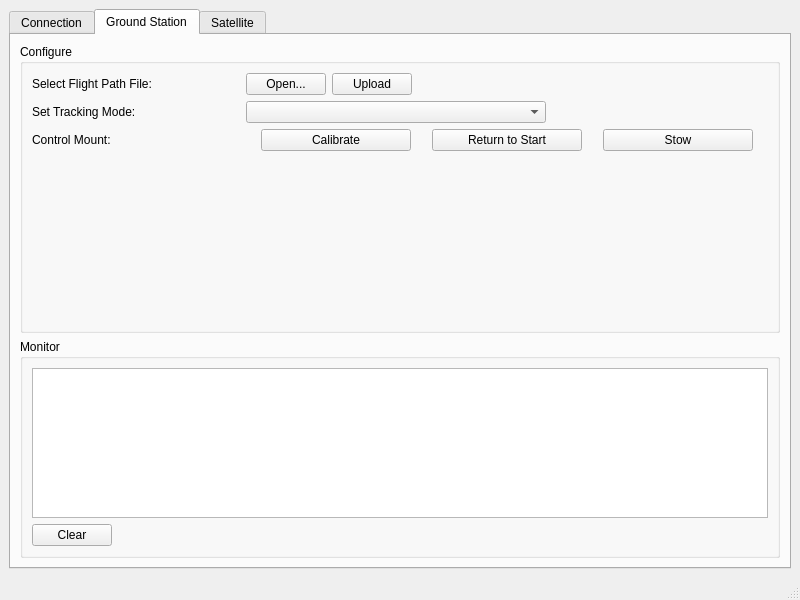
gvcallen/pqcom, file code/pqui/ui/MainWindow.ui: the form before one commit.
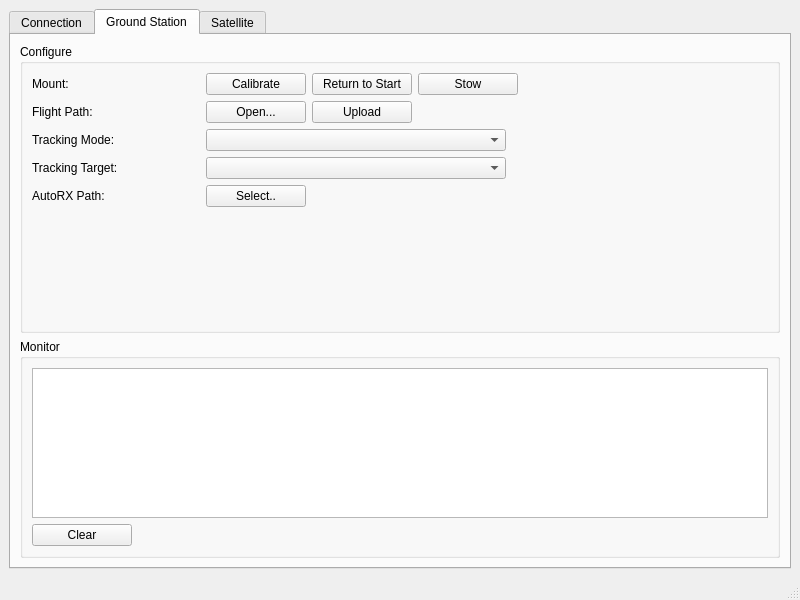
The form after the commit.

Patch:
```diff
--- a/code/pqui/ui/MainWindow.ui
+++ b/code/pqui/ui/MainWindow.ui
@@ -216,43 +216,118 @@
           <layout class="QVBoxLayout" name="verticalLayout_5">
            <item>
             <layout class="QGridLayout" name="gridLayout">
-             <item row="3" column="0">
+             <item row="0" column="0">
               <widget class="QLabel" name="label_5">
                <property name="text">
-                <string>Control Mount:</string>
-               </property>
-              </widget>
-             </item>
-             <item row="2" column="1">
-              <spacer name="horizontalSpacer_3">
-               <property name="orientation">
-                <enum>Qt::Horizontal</enum>
-               </property>
-               <property name="sizeHint" stdset="0">
-                <size>
-                 <width>40</width>
-                 <height>20</height>
-                </size>
-               </property>
-              </spacer>
-             </item>
-             <item row="2" column="2">
-              <widget class="QComboBox" name="trackModeCombo">
-               <property name="maximumSize">
-                <size>
-                 <width>300</width>
-                 <height>16777215</height>
-                </size>
-               </property>
-               <property name="currentText">
-                <string/>
+                <string>Mount:</string>
                </property>
               </widget>
              </item>
              <item row="0" column="2">
+              <layout class="QHBoxLayout" name="horizontalLayout_14">
+               <item>
+                <widget class="QPushButton" name="pushButton">
+                 <property name="minimumSize">
+                  <size>
+                   <width>100</width>
+                   <height>0</height>
+                  </size>
+                 </property>
+                 <property name="maximumSize">
+                  <size>
+                   <width>150</width>
+                   <height>16777215</height>
+                  </size>
+                 </property>
+                 <property name="text">
+                  <string>Calibrate</string>
+                 </property>
+                </widget>
+               </item>
+               <item>
+                <widget class="QPushButton" name="pushButton_2">
+                 <property name="minimumSize">
+                  <size>
+                   <width>100</width>
+                   <height>0</height>
+                  </size>
+                 </property>
+                 <property name="maximumSize">
+                  <size>
+                   <width>150</width>
+                   <height>16777215</height>
+                  </size>
+                 </property>
+                 <property name="text">
+                  <string>Return to Start</string>
+                 </property>
+                </widget>
+               </item>
+               <item>
+                <widget class="QPushButton" name="pushButton_3">
+                 <property name="minimumSize">
+                  <size>
+                   <width>100</width>
+                   <height>0</height>
+                  </size>
+                 </property>
+                 <property name="maximumSize">
+                  <size>
+                   <width>150</width>
+                   <height>16777215</height>
+                  </size>
+                 </property>
+                 <property name="text">
+                  <string>Stow</string>
+                 </property>
+                </widget>
+               </item>
+               <item>
+                <spacer name="horizontalSpacer_5">
+                 <property name="orientation">
+                  <enum>Qt::Horizontal</enum>
+                 </property>
+                 <property name="sizeHint" stdset="0">
+                  <size>
+                   <width>40</width>
+                   <height>20</height>
+                  </size>
+                 </property>
+                </spacer>
+               </item>
+              </layout>
+             </item>
+             <item row="6" column="0">
+              <widget class="QLabel" name="label_7">
+               <property name="text">
+                <string>AutoRX Path:</string>
+               </property>
+              </widget>
+             </item>
+             <item row="3" column="0">
+              <widget class="QLabel" name="label_3">
+               <property name="text">
+                <string>Tracking Mode:</string>
+               </property>
+              </widget>
+             </item>
+             <item row="5" column="0">
+              <widget class="QLabel" name="label_6">
+               <property name="text">
+                <string>Tracking Target:</string>
+               </property>
+              </widget>
+             </item>
+             <item row="1" column="2">
               <layout class="QHBoxLayout" name="horizontalLayout_13">
                <item>
                 <widget class="QPushButton" name="flightPathFileButton">
+                 <property name="minimumSize">
+                  <size>
+                   <width>100</width>
+                   <height>1</height>
+                  </size>
+                 </property>
                  <property name="maximumSize">
                   <size>
                    <width>16777215</width>
@@ -266,6 +341,12 @@
                </item>
                <item>
                 <widget class="QPushButton" name="groundStationUploadButton">
+                 <property name="minimumSize">
+                  <size>
+                   <width>100</width>
+                   <height>0</height>
+                  </size>
+                 </property>
                  <property name="text">
                   <string>Upload</string>
                  </property>
@@ -301,58 +382,74 @@
                </item>
               </layout>
              </item>
-             <item row="2" column="0">
-              <widget class="QLabel" name="label_3">
-               <property name="text">
-                <string>Set Tracking Mode:</string>
-               </property>
-              </widget>
-             </item>
-             <item row="0" column="0">
+             <item row="1" column="0">
               <widget class="QLabel" name="label_4">
                <property name="text">
-                <string>Select Flight Path File:</string>
+                <string>Flight Path:</string>
                </property>
               </widget>
              </item>
+             <item row="5" column="2">
+              <widget class="QComboBox" name="trackTargetCombo">
+               <property name="maximumSize">
+                <size>
+                 <width>300</width>
+                 <height>16777215</height>
+                </size>
+               </property>
+              </widget>
+             </item>
+             <item row="3" column="1">
+              <spacer name="horizontalSpacer_3">
+               <property name="orientation">
+                <enum>Qt::Horizontal</enum>
+               </property>
+               <property name="sizeHint" stdset="0">
+                <size>
+                 <width>40</width>
+                 <height>20</height>
+                </size>
+               </property>
+              </spacer>
+             </item>
              <item row="3" column="2">
-              <layout class="QHBoxLayout" name="horizontalLayout_14">
+              <widget class="QComboBox" name="trackModeCombo">
+               <property name="minimumSize">
+                <size>
+                 <width>100</width>
+                 <height>0</height>
+                </size>
+               </property>
+               <property name="maximumSize">
+                <size>
+                 <width>300</width>
+                 <height>16777215</height>
+                </size>
+               </property>
+               <property name="currentText">
+                <string/>
+               </property>
+              </widget>
+             </item>
+             <item row="6" column="2">
+              <layout class="QHBoxLayout" name="horizontalLayout_8">
                <item>
-                <widget class="QPushButton" name="pushButton">
+                <widget class="QPushButton" name="pushButton_4">
                  <property name="maximumSize">
                   <size>
-                   <width>150</width>
+                   <width>100</width>
                    <height>16777215</height>
                   </size>
                  </property>
                  <property name="text">
-                  <string>Calibrate</string>
+                  <string>Select..</string>
                  </property>
                 </widget>
                </item>
                <item>
-                <widget class="QPushButton" name="pushButton_2">
-                 <property name="maximumSize">
-                  <size>
-                   <width>150</width>
-                   <height>16777215</height>
-                  </size>
-                 </property>
+                <widget class="QLabel" name="autoRXPathLabel">
                  <property name="text">
-                  <string>Return to Start</string>
-                 </property>
-                </widget>
-               </item>
-               <item>
-                <widget class="QPushButton" name="pushButton_3">
-                 <property name="maximumSize">
-                  <size>
-                   <width>150</width>
-                   <height>16777215</height>
-                  </size>
-                 </property>
-                 <property name="text">
-                  <string>Stow</string>
+                  <string>&lt;No folder selected&gt;</string>
                  </property>
                 </widget>
                </item>
@@ -432,6 +529,12 @@
             <layout class="QHBoxLayout" name="horizontalLayout_6">
              <item>
               <widget class="QPushButton" name="Clear">
+               <property name="minimumSize">
+                <size>
+                 <width>100</width>
+                 <height>0</height>
+                </size>
+               </property>
                <property name="text">
                 <string>Clear</string>
                </property>
```
Left out of the diff: 80 changed lines with no effect on the pictures.
